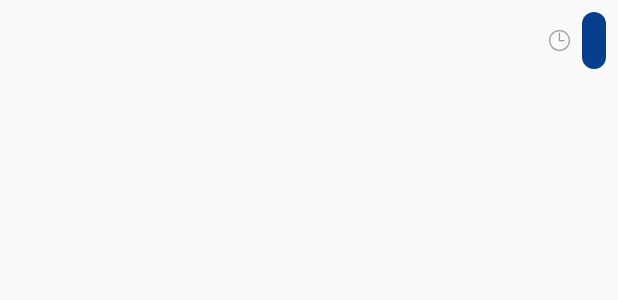
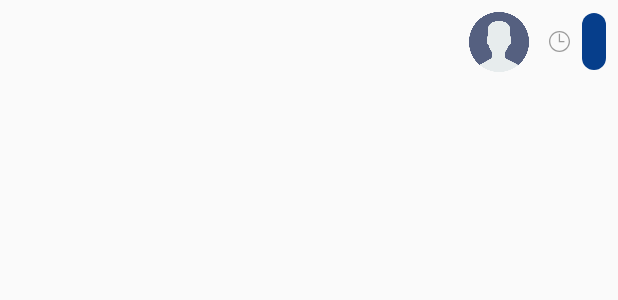
Before and after one commit to Nayriva/whatsGoingOn, an Android app: the layout message_me.xml on its own in the app's theme, with its tools: preview values and no code run, on a phone screen of 412 x 824 dp. Shown: the top 300 px of the screen. Run offline under Robolectric (Android 15) with nearby library versions, the phone set to English and light mode, and no system bars.

Commit message:
no message

```diff
--- a/app/src/main/res/layout/activity_conversation.xml
+++ b/app/src/main/res/layout/activity_conversation.xml
@@ -54,7 +54,7 @@
                 android:layout_height="wrap_content"
                 android:layout_toLeftOf="@id/bt_attachment"
                 android:padding="@dimen/spacing_large"
-                android:hint="Enter your message"
+                android:hint="@string/hint_enter_message"
                 android:maxLines="3"
                 android:textSize="@dimen/h3"
                 android:textColor="@color/colorTextBlack"
--- a/app/src/main/res/layout/message_me.xml
+++ b/app/src/main/res/layout/message_me.xml
@@ -11,6 +11,12 @@
         android:gravity="center_vertical"
         android:orientation="horizontal"
         android:layout_alignParentRight="true">
+        <ImageView
+            android:id="@+id/user_photo"
+            android:layout_width="40dp"
+            android:layout_height="40dp"
+            android:src="@drawable/user"
+            android:layout_marginRight="@dimen/spacing_medium"/>
         <TextView
             android:id="@+id/tv_time"
             android:layout_marginRight="@dimen/spacing_medium"
--- a/app/src/main/res/values/strings.xml
+++ b/app/src/main/res/values/strings.xml
@@ -191,5 +191,6 @@
     <string name="sychronize_events">Synchronize with my calendars</string>
     <string name="join_event">Join event</string>
     <string name="hint_eventplace">Place</string>
+    <string name="hint_enter_message">Enter your message</string>
 
 </resources>
```
Also changed, not shown: app/src/main/java/ee/ut/madp/whatsgoingon/activities/ConversationActivity.java (+12 -0 lines).
